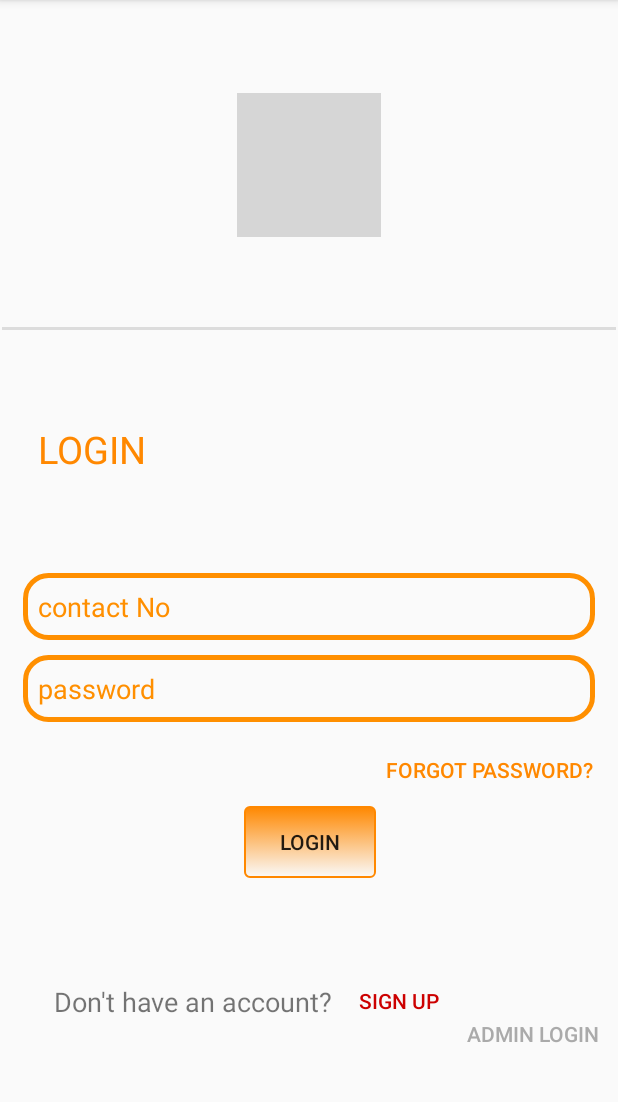
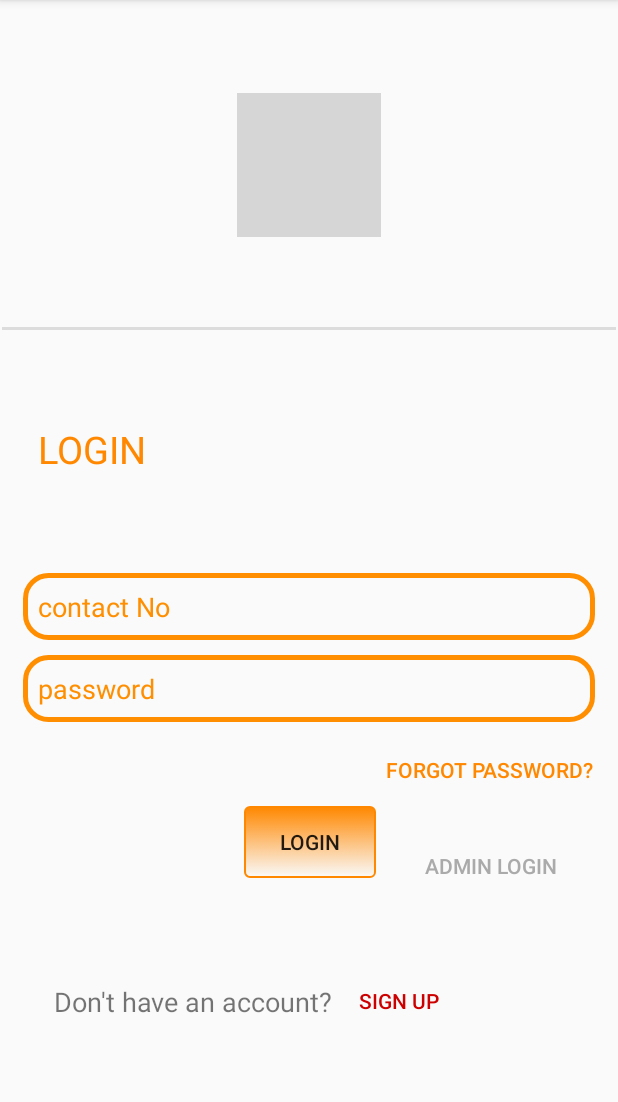
Before and after one commit to Dulyaaa/E-commerce_mobile_app, an Android app: the screen it shows after launch (Login), on a phone screen of 412 x 824 dp, the part 84-1186 px from its top. Run offline under Robolectric (Android 15) with nearby library versions, the phone set to English and light mode, and no system bars; our stand-ins replace Firebase (no records; nobody signed in at launch, a user with empty details on screens opened directly); Roboto replaces fonts that are not available here; grey boxes are pictures that could not be loaded.

Commit message:
delivery added to model

```diff
--- a/app/src/main/java/com/example/finery/DeliveryDetails.java
+++ b/app/src/main/java/com/example/finery/DeliveryDetails.java
@@ -3,7 +3,6 @@ package com.example.finery;
 import androidx.annotation.NonNull;
 import androidx.appcompat.app.AppCompatActivity;
 
-import android.content.Intent;
 import android.os.Bundle;
 import android.text.TextUtils;
 import android.view.View;
@@ -11,6 +10,7 @@ import android.widget.Button;
 import android.widget.EditText;
 import android.widget.Toast;
 
+import com.example.finery.Model.Delivery;
 import com.google.firebase.database.DataSnapshot;
 import com.google.firebase.database.DatabaseError;
 import com.google.firebase.database.DatabaseReference;
--- a/app/src/main/java/com/example/finery/Delivery.java
+++ b/app/src/main/java/com/example/finery/Model/Delivery.java
@@ -1,4 +1,4 @@
-package com.example.finery;
+package com.example.finery.Model;
 
 public class Delivery {
     private String fname;
--- a/app/src/main/res/layout/activity_login.xml
+++ b/app/src/main/res/layout/activity_login.xml
@@ -150,8 +150,8 @@
             android:id="@+id/buttonadminlogin"
             android:layout_width="wrap_content"
             android:layout_height="wrap_content"
-            android:layout_marginTop="128dp"
-            android:layout_marginEnd="12dp"
+            android:layout_marginTop="16dp"
+            android:layout_marginEnd="40dp"
             android:background="@null"
             android:text="Admin Login"
             android:textColor="@android:color/darker_gray"
```
Also changed, not shown: 1 other file.
